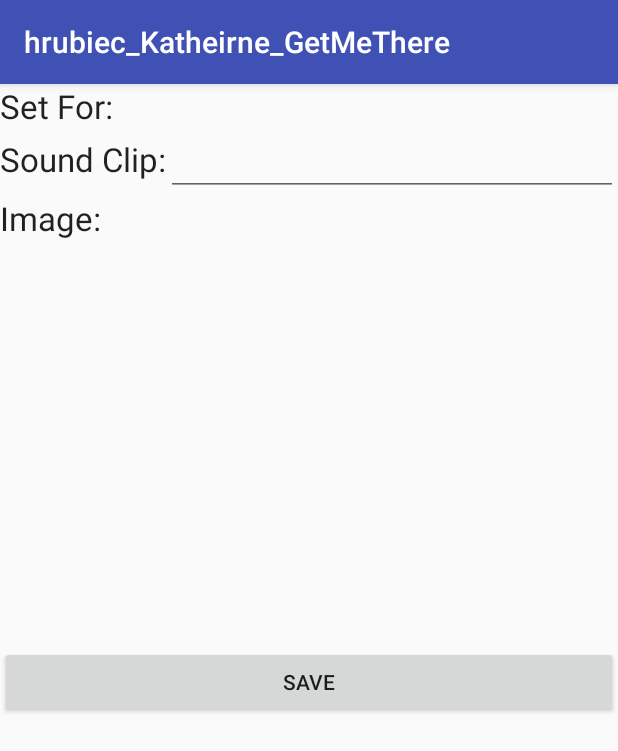
After one commit to KatherineRogers/IPV, an Android app: the fragment AlarmSettingsFrag placed in its activity, on a phone screen of 412 x 824 dp. The commit adds this screen. Shown: the top 751 px of the screen. Run offline under Robolectric (Android 15) with nearby library versions, the phone set to English and light mode, and no system bars; pictures from the network do not load; 3 statements that could not run were skipped.

```diff
--- a/hrubiec_Katheirne_GetMeThere/mobile/src/main/AndroidManifest.xml
+++ b/hrubiec_Katheirne_GetMeThere/mobile/src/main/AndroidManifest.xml
@@ -34,7 +34,10 @@
         <activity android:name=".activities.GoingOffActivity" />
         <activity android:name=".activities.DetailsActivity" />
         <activity android:name=".activities.ListActivity"/>
+        <activity android:name=".activities.CreateAccountActivity"/>
+        <activity android:name=".activities.AlarmSettingsActivity"/>
         <receiver android:name=".objects.AlarmReceiver" />
+
 
         <meta-data
             android:name="com.google.android.gms.version"
--- a/hrubiec_Katheirne_GetMeThere/mobile/src/main/java/com/example/katie/hrubiec_katheirne_getmethere/activities/AddActivity.java
+++ b/hrubiec_Katheirne_GetMeThere/mobile/src/main/java/com/example/katie/hrubiec_katheirne_getmethere/activities/AddActivity.java
@@ -68,7 +68,7 @@ public class AddActivity extends AppCompatActivity implements AddFrag.AddAlarmLi
         super.onActivityResult(requestCode, resultCode, data);
         //do something when add is finished or it is deleted
         if(resultCode != RESULT_CANCELED){
-            Intent intent = new Intent(this, MainActivity.class);
+            Intent intent = new Intent(this, ListActivity.class);
             setResult(RESULT_OK, intent);
             finish();
         }
--- a/hrubiec_Katheirne_GetMeThere/mobile/src/main/java/com/example/katie/hrubiec_katheirne_getmethere/activities/ListActivity.java
+++ b/hrubiec_Katheirne_GetMeThere/mobile/src/main/java/com/example/katie/hrubiec_katheirne_getmethere/activities/ListActivity.java
@@ -84,6 +84,7 @@ public class ListActivity extends AppCompatActivity implements ListFrag.AddPlace
     public void addNew() {
         //add new locaiton and alarm
         Intent addIntent = new Intent(this, AddActivity.class);
+        //Intent addIntent = new Intent(this, AlarmSettingsActivity.class);
         startActivityForResult(addIntent, AddActivity.ADDREQUEST);
     }
 
--- a/hrubiec_Katheirne_GetMeThere/mobile/src/main/java/com/example/katie/hrubiec_katheirne_getmethere/activities/MainActivity.java
+++ b/hrubiec_Katheirne_GetMeThere/mobile/src/main/java/com/example/katie/hrubiec_katheirne_getmethere/activities/MainActivity.java
@@ -46,8 +46,4 @@ public class MainActivity extends AppCompatActivity {
 
         mAuth.addAuthStateListener(mAuthListener);
     }
-
-
-
-
 }
--- a/hrubiec_Katheirne_GetMeThere/mobile/src/main/java/com/example/katie/hrubiec_katheirne_getmethere/fragments/AlarmFrag.java
+++ b/hrubiec_Katheirne_GetMeThere/mobile/src/main/java/com/example/katie/hrubiec_katheirne_getmethere/fragments/AlarmFrag.java
@@ -150,9 +150,9 @@ public class AlarmFrag extends DialogFragment implements View.OnClickListener, O
                     showWarning();
                 } else {
                     if(wakeUpCalled==false){
-                        mListener.finishAdd(new Alarm(departureTime, arrivalTimeChosen, durationInTraffic,startingLoc, endingLoc, departureTime, System.currentTimeMillis()));
+                        mListener.finishAdd(new Alarm(departureTime, arrivalTimeChosen, durationInTraffic,startingLoc, endingLoc, departureTime, System.currentTimeMillis(), "",""));
                     }else{
-                        mListener.finishAdd(new Alarm(departureTime, arrivalTimeChosen, durationInTraffic,startingLoc, endingLoc, wakeUpTime,System.currentTimeMillis()));
+                        mListener.finishAdd(new Alarm(departureTime, arrivalTimeChosen, durationInTraffic,startingLoc, endingLoc, wakeUpTime,System.currentTimeMillis(),"",""));
                     }
                 }
                 break;
--- /dev/null
+++ b/hrubiec_Katheirne_GetMeThere/mobile/src/main/java/com/example/katie/hrubiec_katheirne_getmethere/fragments/AlarmSettingsFrag.java
@@ -0,0 +1,114 @@
+package com.example.katie.hrubiec_katheirne_getmethere.fragments;
+
+import android.app.Activity;
+import android.app.Fragment;
+import android.content.Context;
+import android.content.Intent;
+import android.media.Ringtone;
+import android.media.RingtoneManager;
+import android.net.Uri;
+import android.os.Bundle;
+import android.support.annotation.Nullable;
+import android.util.Log;
+import android.view.LayoutInflater;
+import android.view.View;
+import android.view.ViewGroup;
+import android.widget.Button;
+import android.widget.EditText;
+import android.widget.ImageView;
+import android.widget.TextView;
+
+import com.example.katie.hrubiec_katheirne_getmethere.R;
+import com.example.katie.hrubiec_katheirne_getmethere.objects.Alarm;
+
+public class AlarmSettingsFrag extends Fragment implements View.OnClickListener{
+
+    AddDetailItemListener mListener;
+    private static final String ARG_ALARM = "ARG_ALARM";
+    Alarm alarm;
+
+    public static AlarmSettingsFrag newInstance(Alarm alarm) {
+
+        Bundle args = new Bundle();
+        args.putSerializable(ARG_ALARM, alarm);
+        AlarmSettingsFrag fragment = new AlarmSettingsFrag();
+        fragment.setArguments(args);
+        return fragment;
+    }
+
+    @Override
+    public View onCreateView(LayoutInflater inflater, ViewGroup container, Bundle savedInstanceState) {
+        return inflater.inflate(R.layout.alarm_settings_frag, container, false);
+    }
+
+    @Override
+    public void onAttach(Context context) {
+        super.onAttach(context);
+        if (context instanceof AddDetailItemListener) {
+            mListener = (AddDetailItemListener) context;
+        } else {
+            throw new IllegalArgumentException("Context is not of kind FinsihAddListener");
+        }
+    }
+
+    public interface AddDetailItemListener {
+        void addSound();
+        void addImage();
+        void saveAlarm(Alarm newAlarm);
+    }
+
+    @Override
+    public void onActivityCreated(@Nullable Bundle savedInstanceState) {
+        super.onActivityCreated(savedInstanceState);
+
+        if (getArguments() != null) {
+            alarm = (Alarm) getArguments().getSerializable(ARG_ALARM);
+        }
+
+        TextView setFor = getView().findViewById(R.id.setForText);
+        setFor.setText(alarm.toString());
+
+        EditText sound = getView().findViewById(R.id.sound);
+        sound.setOnClickListener(this);
+
+        ImageView image = getView().findViewById(R.id.image);
+        image.setOnClickListener(this);
+
+        Button saveButton = getView().findViewById(R.id.saveButton);
+        saveButton.setOnClickListener(this);
+
+        if(!alarm.getImageuri().isEmpty()){
+            Uri imageuri = Uri.parse(alarm.getImageuri());
+            image.setImageURI(imageuri);
+        }
+
+
+        if(!alarm.getSounduri().isEmpty()){
+            Uri uri = Uri.parse(alarm.getSounduri());
+            Ringtone rt = RingtoneManager.getRingtone(getActivity(), uri);
+            String title = rt.getTitle(getActivity());
+            sound.setText(title);
+        }
+
+    }
+
+    @Override
+    public void onClick(View v) {
+        if(v.getId() == R.id.image){
+            Log.v("CLICK", "image clicked");
+            mListener.addImage();
+        }else if(v.getId() == R.id.sound){
+            Log.v("CLICK", "sound clicked");
+            mListener.addSound();
+        }else if(v.getId() == R.id.saveButton){
+
+            mListener.saveAlarm(alarm);
+        }
+    }
+
+
+
+
+
+
+}
--- /dev/null
+++ b/hrubiec_Katheirne_GetMeThere/mobile/src/main/res/layout/alarm_settings_frag.xml
@@ -0,0 +1,74 @@
+<?xml version="1.0" encoding="utf-8"?>
+<LinearLayout xmlns:android="http://schemas.android.com/apk/res/android"
+    android:layout_width="match_parent"
+    android:layout_height="match_parent"
+    android:orientation="vertical">
+
+    <LinearLayout
+        android:layout_width="match_parent"
+        android:layout_height="wrap_content"
+        android:orientation="horizontal">
+
+        <TextView
+            android:id="@+id/textView6"
+            android:layout_width="wrap_content"
+            android:layout_height="wrap_content"
+            android:text="Set For: "
+            android:textAppearance="@style/TextAppearance.AppCompat.Large" />
+
+        <TextView
+            android:id="@+id/setForText"
+            android:layout_width="wrap_content"
+            android:layout_height="wrap_content"
+            android:layout_weight="1" />
+
+    </LinearLayout>
+
+    <LinearLayout
+        android:layout_width="match_parent"
+        android:layout_height="wrap_content"
+        android:orientation="horizontal">
+
+        <TextView
+            android:id="@+id/soundtv"
+            android:layout_width="wrap_content"
+            android:layout_height="wrap_content"
+            android:text="Sound Clip:"
+            android:textAppearance="@style/TextAppearance.AppCompat.Large" />
+
+        <EditText
+            android:id="@+id/sound"
+            android:layout_width="wrap_content"
+            android:layout_height="wrap_content"
+            android:layout_weight="1"
+            android:editable="false"
+            android:ems="10"
+            android:inputType="textPersonName" />
+    </LinearLayout>
+
+    <LinearLayout
+        android:layout_width="match_parent"
+        android:layout_height="wrap_content"
+        android:orientation="horizontal">
+
+        <TextView
+            android:id="@+id/textView10"
+            android:layout_width="wrap_content"
+            android:layout_height="wrap_content"
+            android:text="Image:"
+            android:textAppearance="@style/TextAppearance.AppCompat.Large" />
+
+        <ImageView
+            android:id="@+id/image"
+            android:layout_width="300dp"
+            android:layout_height="300dp"
+            android:clickable="true" />
+
+    </LinearLayout>
+
+    <Button
+        android:id="@+id/saveButton"
+        android:layout_width="match_parent"
+        android:layout_height="wrap_content"
+        android:text="Save" />
+</LinearLayout>
```
Also changed, not shown: hrubiec_Katheirne_GetMeThere/mobile/src/main/java/com/example/katie/hrubiec_katheirne_getmethere/activities/AlarmActivity.java (+20 -2 lines), hrubiec_Katheirne_GetMeThere/mobile/src/main/java/com/example/katie/hrubiec_katheirne_getmethere/activities/AlarmSettingsActivity.java (added, +154 -0 lines), hrubiec_Katheirne_GetMeThere/mobile/src/main/java/com/example/katie/hrubiec_katheirne_getmethere/activities/CreateAccountActivity.java (added, +26 -0 lines), hrubiec_Katheirne_GetMeThere/mobile/src/main/java/com/example/katie/hrubiec_katheirne_getmethere/fragments/CreateAccountFrag.java (+8 -5 lines), hrubiec_Katheirne_GetMeThere/mobile/src/main/java/com/example/katie/hrubiec_katheirne_getmethere/fragments/SignInFragment.java (+7 -1 lines), hrubiec_Katheirne_GetMeThere/mobile/src/main/java/com/example/katie/hrubiec_katheirne_getmethere/objects/Alarm.java (+50 -1 lines), hrubiec_Katheirne_GetMeThere/mobile/src/main/java/com/example/katie/hrubiec_katheirne_getmethere/objects/AlarmReceiver.java (+95 -10 lines), hrubiec_Katheirne_GetMeThere/mobile/src/main/java/com/example/katie/hrubiec_katheirne_getmethere/objects/User.java (+5 -15 lines), hrubiec_Katheirne_GetMeThere/mobile/src/main/res/layout/create_account_frag.xml (+9 -2 lines).
